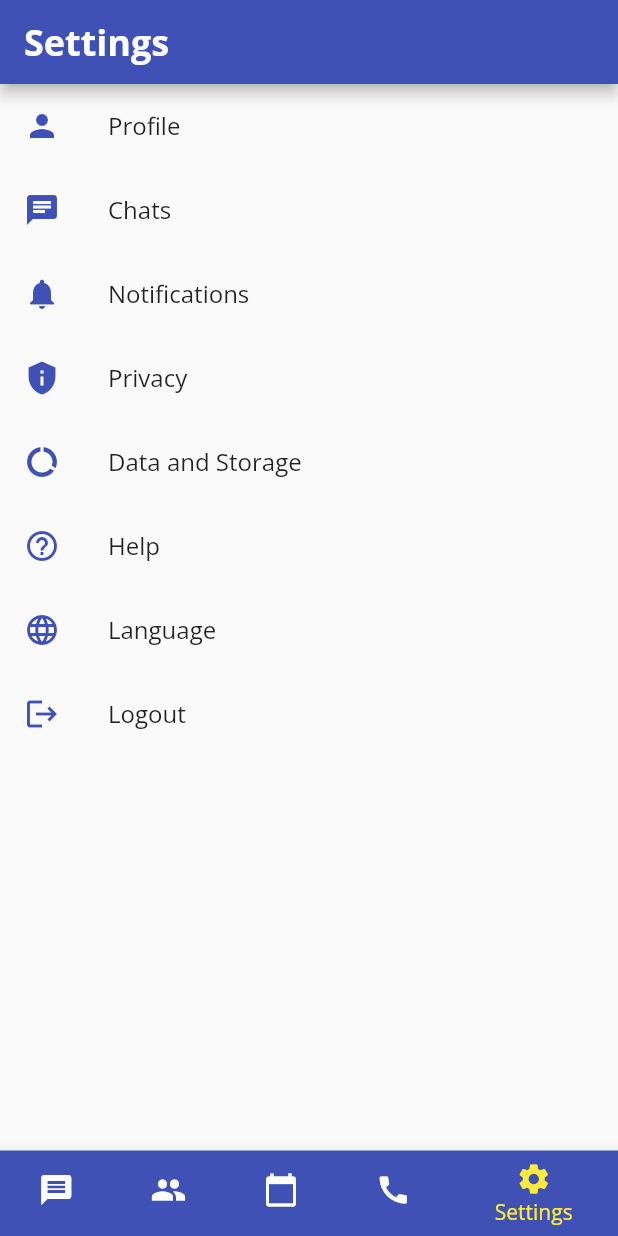
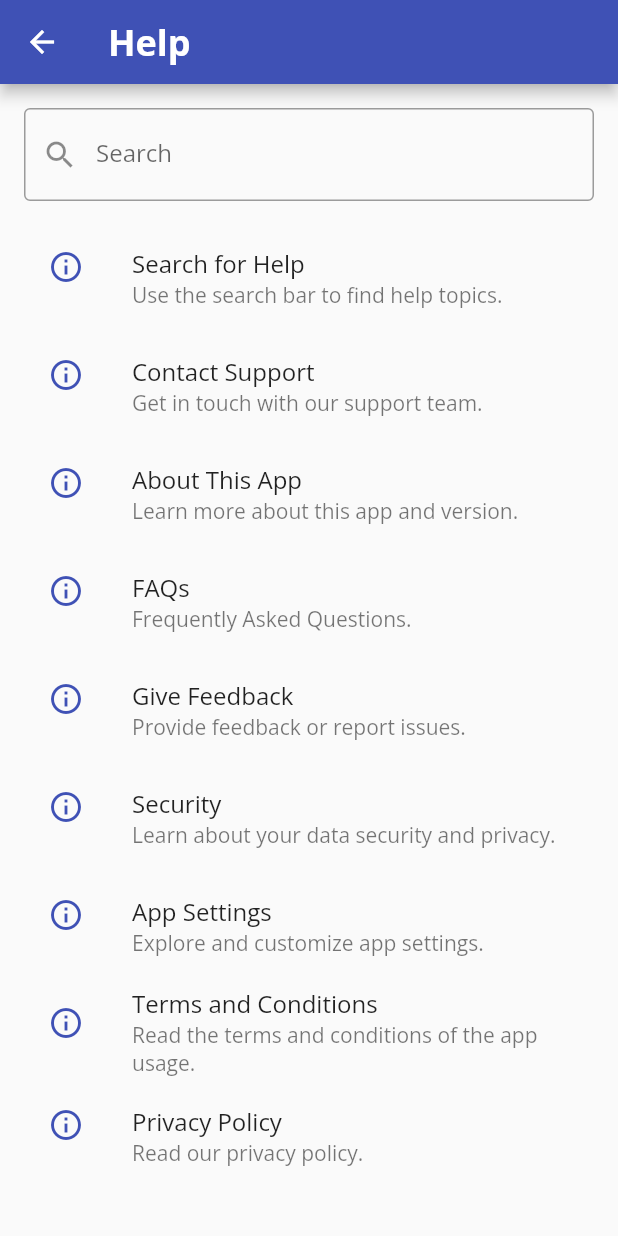
Before and after one commit to nangahamandine/cipher_comm, a Flutter app: the screen it shows after launch, item 5 of the bottom bar chosen, after a tap on "Help", on a phone screen of 412 x 824 dp. Run offline on Flutter 3.47's test engine with Material 2 defaults, Android fonts, the phone set to English and light mode, and no system bars; our stand-ins replace contacts_service, firebase_auth, firebase_core, google_fonts, image_picker, permission_handler; missing offline and left inert: clipboard; accounts and stored records are empty.

Commit message:
Recent updates

```diff
--- a/lib/screens/settings_screen.dart
+++ b/lib/screens/settings_screen.dart
@@ -3,6 +3,8 @@ import 'package:cipher_comm/screens/welcome_screen.dart';
 import 'package:flutter/material.dart';
 import 'package:google_fonts/google_fonts.dart';
 import 'package:image_picker/image_picker.dart';
+
+//Line 9 to 130 includes code for the Settings Screen (First screen displayed)
 
 class SettingsScreen extends StatelessWidget {
   void _logout(BuildContext context) {
@@ -39,6 +41,13 @@ class SettingsScreen extends StatelessWidget {
     Navigator.push(
       context,
       MaterialPageRoute(builder: (context) => ProfileScreen()),
+    );
+  }
+
+  void _navigateToHelp(BuildContext context) {
+    Navigator.push(
+      context,
+      MaterialPageRoute(builder: (context) => HelpScreen()),
     );
   }
 
@@ -97,7 +106,7 @@ class SettingsScreen extends StatelessWidget {
             leading: Icon(Icons.help_outline, color: Colors.indigo,),
             title: Text('Help'),
             onTap: () {
-              // Navigate to the help screen
+              _navigateToHelp(context); // Navigate to the help screen
             },
           ),
           ListTile(
@@ -119,6 +128,8 @@ class SettingsScreen extends StatelessWidget {
     );
   }
 }
+
+//Line 134 to 807 includes code for the Profile Screen and Profile Screen state
 
 class ProfileScreen extends StatefulWidget {
   @override
@@ -794,3 +805,117 @@ class _ProfileScreenState extends State<ProfileScreen> {
     );
   }
 }
+
+class HelpScreen extends StatefulWidget {
+  @override
+  _HelpScreenState createState() => _HelpScreenState();
+}
+
+class _HelpScreenState extends State<HelpScreen> {
+  List<HelpTopic> allTopics = [
+    HelpTopic(title: 'Search for Help', subtitle: 'Use the search bar to find help topics.'),
+    HelpTopic(title: 'Contact Support', subtitle: 'Get in touch with our support team.'),
+    HelpTopic(title: 'About This App', subtitle: 'Learn more about this app and version.'),
+    HelpTopic(title: 'FAQs', subtitle: 'Frequently Asked Questions.'),
+    HelpTopic(title: 'Give Feedback', subtitle: 'Provide feedback or report issues.'),
+    HelpTopic(title: 'Security', subtitle: 'Learn about your data security and privacy.'),
+    HelpTopic(title: 'App Settings', subtitle: 'Explore and customize app settings.'),
+    HelpTopic(title: 'Terms and Conditions', subtitle: 'Read the terms and conditions of the app usage.'),
+    HelpTopic(title: 'Privacy Policy', subtitle: 'Read our privacy policy.'),
+  ];
+
+  List<HelpTopic> displayedTopics = [];
+
+  @override
+  void initState() {
+    super.initState();
+    displayedTopics = allTopics;
+  }
+
+  // Function to show a SnackBar with the given message
+  void _showSnackBar(BuildContext context, String message) {
+    ScaffoldMessenger.of(context).showSnackBar(
+      SnackBar(
+        content: Text(message),
+        duration: Duration(seconds: 2),
+      ),
+    );
+  }
+
+  // Function to handle the search functionality
+  void _handleSearch(String query) {
+    if (query.isEmpty) {
+      // If the search query is empty, show all help topics
+      setState(() {
+        displayedTopics = allTopics;
+      });
+    } else {
+      // Filter the help topics based on the search query
+      setState(() {
+        displayedTopics = allTopics
+            .where((topic) =>
+        topic.title.toLowerCase().contains(query.toLowerCase()) ||
+            topic.subtitle.toLowerCase().contains(query.toLowerCase()))
+            .toList();
+      });
+    }
+  }
+
+  @override
+  Widget build(BuildContext context) {
+    return Scaffold(
+      appBar: AppBar(
+        title: Text(
+          'Help',
+          style: GoogleFonts.openSans(
+            textStyle: TextStyle(
+              fontSize: 24,
+              fontWeight: FontWeight.bold,
+            ),
+          ),
+        ),
+      ),
+      body: Padding(
+        padding: const EdgeInsets.all(16.0),
+        child: Column(
+          crossAxisAlignment: CrossAxisAlignment.stretch,
+          children: [
+            TextField(
+              onChanged: _handleSearch, // Call _handleSearch when the text changes
+              decoration: InputDecoration(
+                labelText: 'Search',
+                prefixIcon: Icon(Icons.search),
+                border: OutlineInputBorder(),
+              ),
+            ),
+            SizedBox(height: 16),
+            Expanded(
+              child: ListView.builder(
+                itemCount: displayedTopics.length,
+                itemBuilder: (context, index) {
+                  HelpTopic topic = displayedTopics[index];
+                  return ListTile(
+                    leading: Icon(Icons.info_outline, color: Colors.indigo),
+                    title: Text(topic.title),
+                    subtitle: Text(topic.subtitle),
+                    onTap: () {
+                      // Implement navigation to the specific help topic
+                      _showSnackBar(context, 'Navigate to ${topic.title}');
+                    },
+                  );
+                },
+              ),
+            ),
+          ],
+        ),
+      ),
+    );
+  }
+}
+
+class HelpTopic {
+  final String title;
+  final String subtitle;
+
+  HelpTopic({required this.title, required this.subtitle});
+}
```
